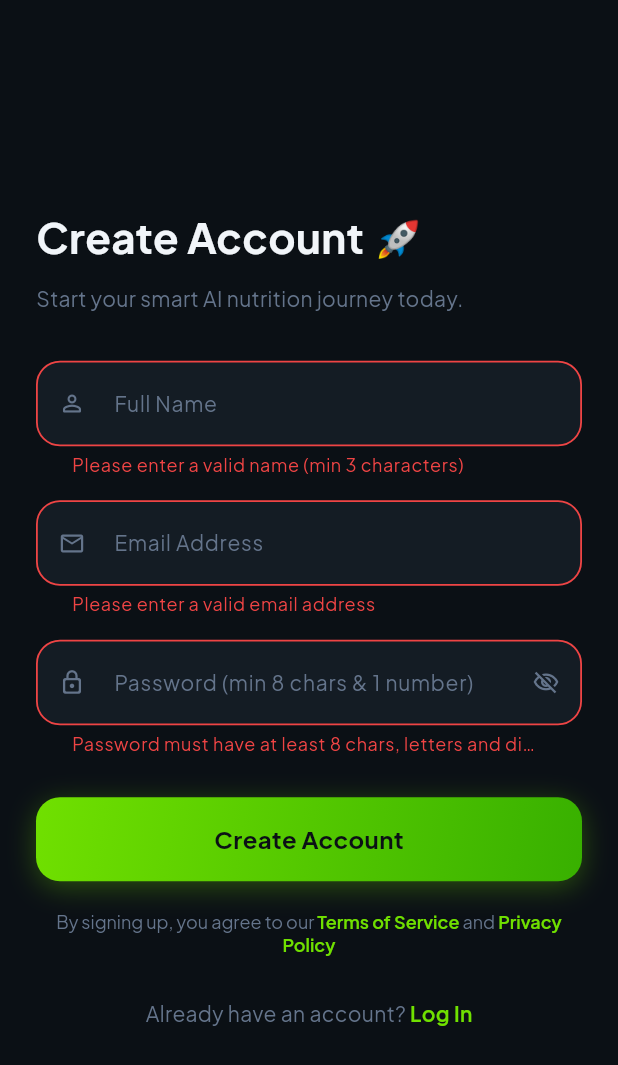
After one commit to shimaakhaled1410-hue/CaloGram-flutter, a Flutter app: the RegisterView screen opened by its route, after a tap on "Create Account", on a phone screen of 412 x 824 dp. The commit adds this screen. Shown: the top 1065 px of the screen. Run offline on Flutter 3.47's test engine with Material 3 defaults, Android fonts, the phone set to English and light mode, and no system bars; our stand-ins replace device_preview, get_it, go_router, google_fonts, shared_preferences; accounts and stored records are empty.

Commit message:
Add register view and restructure modular auth components

```diff
--- a/lib/core/router/app_router.dart
+++ b/lib/core/router/app_router.dart
@@ -1,8 +1,10 @@
-import 'package:calogram_flutter/features/presentation/auth/login/login_view.dart';
+import 'package:calogram_flutter/core/router/app_routes.dart';
+import 'package:calogram_flutter/features/presentation/auth/login_view.dart';
+import 'package:calogram_flutter/features/presentation/auth/register_view.dart';
 import 'package:calogram_flutter/features/presentation/onboarding/onboarding_view.dart';
 import 'package:calogram_flutter/features/presentation/splash/splash_view.dart';
 import 'package:go_router/go_router.dart';
-import 'app_routes.dart';
+
 
 abstract class AppRouter {
   static final GoRouter router = GoRouter(
@@ -10,8 +12,7 @@ abstract class AppRouter {
     routes: [
       GoRoute(
         path: AppRoutes.splashScreen,
-        builder: (context, state) =>
-            const SplashView(),
+        builder: (context, state) => const SplashView(),
       ),
       GoRoute(
         path: AppRoutes.onboardingScreen,
@@ -21,6 +22,10 @@ abstract class AppRouter {
         path: AppRoutes.loginScreen,
         builder: (context, state) => const LoginView(),
       ),
+      GoRoute(
+        path: AppRoutes.registerScreen,
+        builder: (context, state) => const RegisterView(),
+      ),
     ],
   );
 }
--- /dev/null
+++ b/lib/features/presentation/auth/register_view.dart
@@ -0,0 +1,13 @@
+import 'package:flutter/material.dart';
+import 'widgets/register_view_body.dart';
+
+class RegisterView extends StatelessWidget {
+  const RegisterView({super.key});
+
+  @override
+  Widget build(BuildContext context) {
+    return const Scaffold(
+      body: RegisterViewBody(),
+    );
+  }
+}
--- a/lib/features/presentation/auth/login/widgets/login_view_body.dart
+++ b/lib/features/presentation/auth/widgets/login_view_body.dart
@@ -1,4 +1,5 @@
 import 'package:calogram_flutter/core/router/app_routes.dart';
+import 'package:calogram_flutter/utils/app_regex.dart';
 import 'package:flutter/material.dart';
 import 'package:go_router/go_router.dart';
 import '../../../../../core/constants/app_constants.dart';
@@ -87,8 +88,8 @@ class _LoginViewBodyState extends State<LoginViewBody> {
                     color: AppColors.textMutedDark,
                   ),
                   validator: (value) {
-                    if (value == null || value.trim().isEmpty) {
-                      return 'Please enter your email';
+                    if (value == null || !AppRegex.isEmailValid(value)) {
+                      return 'Please enter a valid email address';
                     }
                     return null;
                   },
@@ -110,9 +111,7 @@ class _LoginViewBodyState extends State<LoginViewBody> {
                       color: AppColors.textMutedDark,
                     ),
                     onPressed: () {
-                      setState(() {
-                        _isPasswordObscure = !_isPasswordObscure;
-                      });
+                      setState(() => _isPasswordObscure = !_isPasswordObscure);
                     },
                   ),
                   validator: (value) {
--- /dev/null
+++ b/lib/features/presentation/auth/widgets/register_form.dart
@@ -0,0 +1,108 @@
+import 'package:calogram_flutter/core/router/app_routes.dart';
+import 'package:calogram_flutter/utils/app_regex.dart';
+import 'package:flutter/material.dart';
+import 'package:go_router/go_router.dart';
+import '../../../../../core/theme/app_colors.dart';
+import '../../../../../core/widgets/custom_gradient_button.dart';
+import '../../../../../core/widgets/custom_text_form_field.dart';
+
+class RegisterForm extends StatefulWidget {
+  const RegisterForm({super.key});
+
+  @override
+  State<RegisterForm> createState() => _RegisterFormState();
+}
+
+class _RegisterFormState extends State<RegisterForm> {
+  final GlobalKey<FormState> _formKey = GlobalKey<FormState>();
+  final TextEditingController _nameController = TextEditingController();
+  final TextEditingController _emailController = TextEditingController();
+  final TextEditingController _passwordController = TextEditingController();
+  bool _isPasswordObscure = true;
+
+  @override
+  void dispose() {
+    _nameController.dispose();
+    _emailController.dispose();
+    _passwordController.dispose();
+    super.dispose();
+  }
+
+  @override
+  Widget build(BuildContext context) {
+    return Form(
+      key: _formKey,
+      child: Column(
+        children: [
+          CustomTextFormField(
+            controller: _nameController,
+            hintText: 'Full Name',
+            keyboardType: TextInputType.name,
+            prefixIcon: const Icon(
+              Icons.person_outline_rounded,
+              color: AppColors.textMutedDark,
+            ),
+            validator: (value) {
+              if (value == null || value.trim().length < 3) {
+                return 'Please enter a valid name (min 3 characters)';
+              }
+              return null;
+            },
+          ),
+          const SizedBox(height: 16),
+          CustomTextFormField(
+            controller: _emailController,
+            hintText: 'Email Address',
+            keyboardType: TextInputType.emailAddress,
+            prefixIcon: const Icon(
+              Icons.email_outlined,
+              color: AppColors.textMutedDark,
+            ),
+            validator: (value) {
+              if (value == null || !AppRegex.isEmailValid(value)) {
+                return 'Please enter a valid email address';
+              }
+              return null;
+            },
+          ),
+          const SizedBox(height: 16),
+          CustomTextFormField(
+            controller: _passwordController,
+            hintText: 'Password (min 8 chars & 1 number)',
+            isObscureText: _isPasswordObscure,
+            prefixIcon: const Icon(
+              Icons.lock_outline_rounded,
+              color: AppColors.textMutedDark,
+            ),
+            suffixIcon: IconButton(
+              icon: Icon(
+                _isPasswordObscure
+                    ? Icons.visibility_off_outlined
+                    : Icons.visibility_outlined,
+                color: AppColors.textMutedDark,
+              ),
+              onPressed: () {
+                setState(() => _isPasswordObscure = !_isPasswordObscure);
+              },
+            ),
+            validator: (value) {
+              if (value == null || !AppRegex.isPasswordValid(value)) {
+                return 'Password must have at least 8 chars, letters and digits';
+              }
+              return null;
+            },
+          ),
+          const SizedBox(height: 28),
+          CustomGradientButton(
+            text: 'Create Account',
+            onPressed: () {
+              if (_formKey.currentState!.validate()) {
+                GoRouter.of(context).pushReplacement(AppRoutes.dashboardScreen);
+              }
+            },
+          ),
+        ],
+      ),
+    );
+  }
+}
--- /dev/null
+++ b/lib/features/presentation/auth/widgets/register_view_body.dart
@@ -0,0 +1,55 @@
+import 'package:flutter/material.dart';
+import 'package:go_router/go_router.dart';
+import '../../../../../core/theme/app_text_styles.dart';
+import 'register_form.dart';
+import 'terms_and_conditions_text.dart';
+
+class RegisterViewBody extends StatelessWidget {
+  const RegisterViewBody({super.key});
+
+  @override
+  Widget build(BuildContext context) {
+    return SafeArea(
+      child: Center(
+        child: SingleChildScrollView(
+          padding: const EdgeInsets.symmetric(horizontal: 24, vertical: 16),
+          child: Column(
+            crossAxisAlignment: CrossAxisAlignment.start,
+            children: [
+              Text(
+                'Create Account 🚀',
+                style: AppTextStyles.font28BoldWhite,
+              ),
+              const SizedBox(height: 8),
+              Text(
+                'Start your smart AI nutrition journey today.',
+                style: AppTextStyles.font14RegularMuted,
+              ),
+              const SizedBox(height: 32),
+              const RegisterForm(),
+              const SizedBox(height: 20),
+              const TermsAndConditionsText(),
+              const SizedBox(height: 28),
+              Row(
+                mainAxisAlignment: MainAxisAlignment.center,
+                children: [
+                  Text(
+                    'Already have an account? ',
+                    style: AppTextStyles.font14RegularMuted,
+                  ),
+                  GestureDetector(
+                    onTap: () => GoRouter.of(context).pop(),
+                    child: Text(
+                      'Log In',
+                      style: AppTextStyles.font14SemiBoldLime,
+                    ),
+                  ),
+                ],
+              ),
+            ],
+          ),
+        ),
+      ),
+    );
+  }
+}
--- /dev/null
+++ b/lib/features/presentation/auth/widgets/terms_and_conditions_text.dart
@@ -0,0 +1,28 @@
+import 'package:flutter/material.dart';
+import '../../../../../core/theme/app_text_styles.dart';
+
+class TermsAndConditionsText extends StatelessWidget {
+  const TermsAndConditionsText({super.key});
+
+  @override
+  Widget build(BuildContext context) {
+    return RichText(
+      textAlign: TextAlign.center,
+      text: TextSpan(
+        style: AppTextStyles.font14RegularMuted.copyWith(fontSize: 12),
+        children: [
+          const TextSpan(text: 'By signing up, you agree to our '),
+          TextSpan(
+            text: 'Terms of Service',
+            style: AppTextStyles.font14SemiBoldLime.copyWith(fontSize: 12),
+          ),
+          const TextSpan(text: ' and '),
+          TextSpan(
+            text: 'Privacy Policy',
+            style: AppTextStyles.font14SemiBoldLime.copyWith(fontSize: 12),
+          ),
+        ],
+      ),
+    );
+  }
+}
--- /dev/null
+++ b/lib/utils/app_regex.dart
@@ -0,0 +1,15 @@
+class AppRegex {
+  AppRegex._();
+
+  static bool isEmailValid(String email) {
+    return RegExp(
+      r'^[a-zA-Z0-9._%+-]+@[a-zA-Z0-9.-]+\.[a-zA-Z]{2,}$',
+    ).hasMatch(email.trim());
+  }
+
+  static bool isPasswordValid(String password) {
+    return RegExp(
+      r'^(?=.*[A-Za-z])(?=.*\d)[A-Za-z\d@$!%*#?&]{8,}$',
+    ).hasMatch(password);
+  }
+}
```
Also changed, not shown: lib/features/presentation/auth/login_view.dart (renamed from lib/features/presentation/auth/login/login_view.dart).
